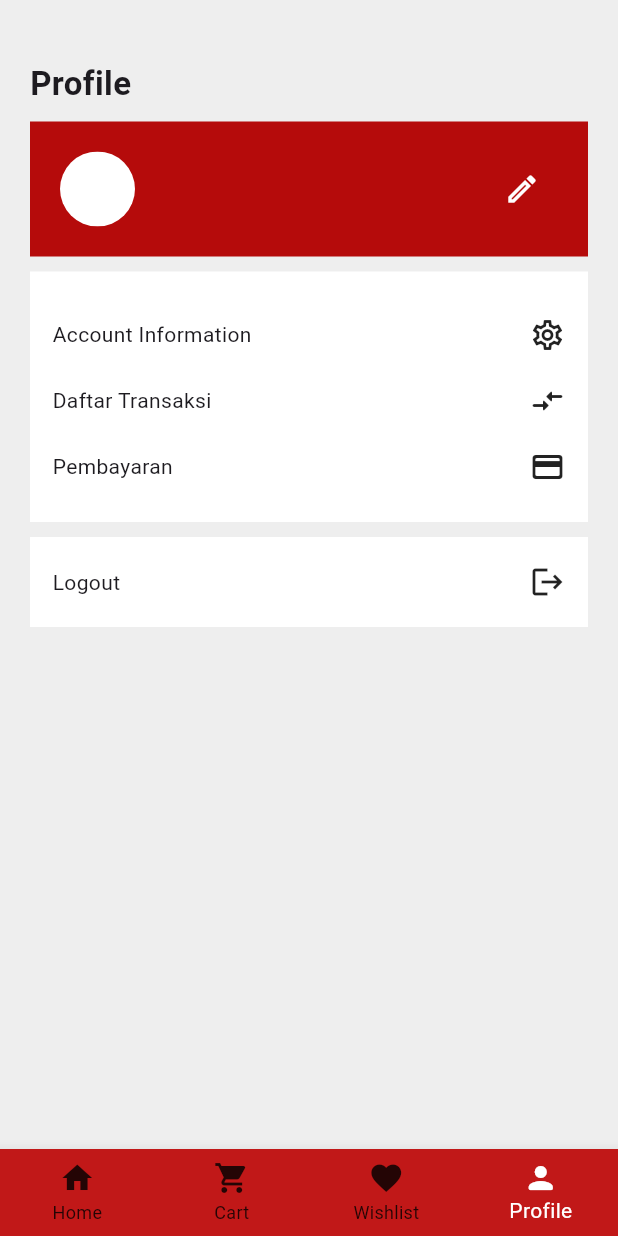
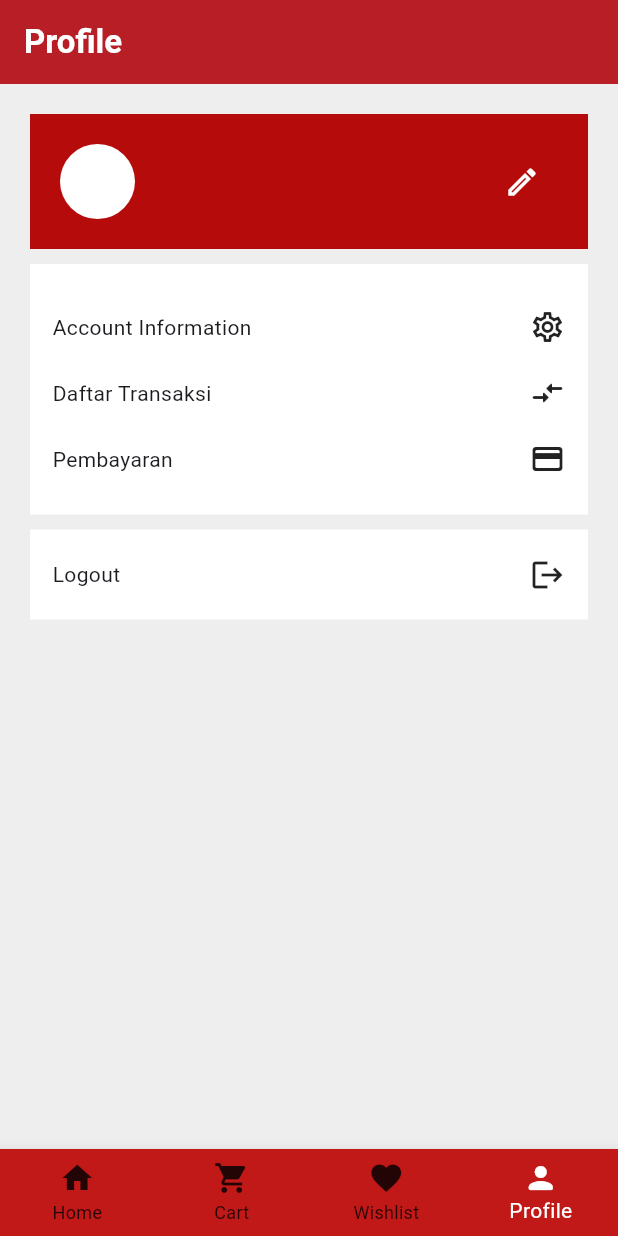
Before and after one commit to DhanielPutra/tesy, a Flutter app: the Profile screen opened directly, on a phone screen of 412 x 824 dp. Run offline on Flutter 3.47's test engine with Material 3 defaults, Android fonts, the phone set to English and light mode, and no system bars; our stand-ins replace fluttertoast, image_picker, lottie, shared_preferences; missing offline and left inert: dart:ffi; accounts and stored records are empty; network calls fail.

Commit message:
Update appbar

```diff
--- a/lib/profile.dart
+++ b/lib/profile.dart
@@ -120,9 +120,7 @@ class _ProfileState extends State<Profile> {
           ),
           (route) => false,
         );
-    } else if (index == 3) {
-
-    }
+      } else if (index == 3) {}
     });
   }
 
@@ -131,14 +129,23 @@ class _ProfileState extends State<Profile> {
     return _isLoading
         ? Scaffold(
             body: Center(
-              child: Lottie.asset(
-                'assets/load.json',
-                width: 100,
-                height: 100
-              ),
+              child: Lottie.asset('assets/load.json', width: 100, height: 100),
             ),
           )
         : Scaffold(
+            appBar: AppBar(
+              automaticallyImplyLeading: false, // Remove the back arrow button
+              elevation: 5,
+              backgroundColor: Color.fromARGB(255, 193, 24, 24),
+              title: const Text(
+                'Profile',
+                style: TextStyle(
+                  color: Color.fromARGB(255, 255, 255, 255),
+                  fontSize: 22,
+                  fontWeight: FontWeight.bold,
+                ),
+              ),
+            ),
             backgroundColor: Colors.grey[200],
             bottomNavigationBar: BottomNavigationBar(
               type: BottomNavigationBarType.fixed,
@@ -167,17 +174,11 @@ class _ProfileState extends State<Profile> {
               onTap: _onItemTapped,
             ),
             body: Container(
-              padding: const EdgeInsets.fromLTRB(20, 40, 20, 30),
+              padding: const EdgeInsets.fromLTRB(20, 20, 20, 30),
               child: Column(
                 crossAxisAlignment: CrossAxisAlignment.start,
                 children: [
-                  const Text(
-                    'Profile',
-                    style: TextStyle(fontWeight: FontWeight.bold, fontSize: 22),
-                  ),
-                  const SizedBox(
-                    height: 10,
-                  ),
+
                   Container(
                     color: const Color(0xFFB50B0B),
                     padding: const EdgeInsets.all(20),
```
Lines whose indentation alone changed are shown as unchanged.
